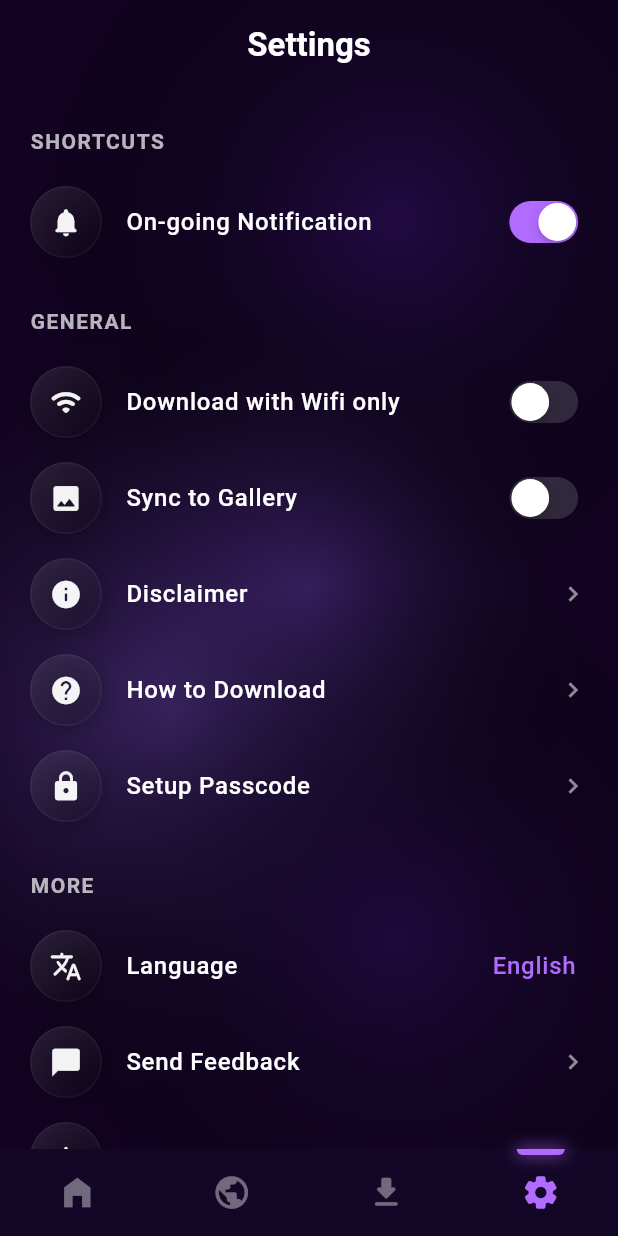
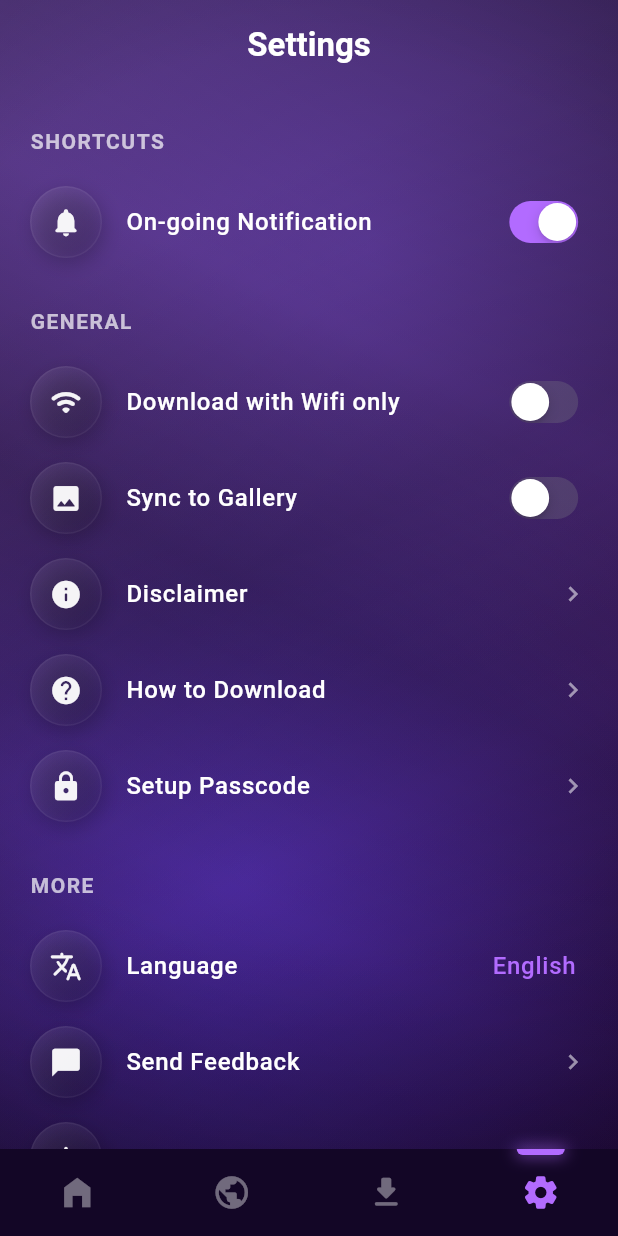
Before and after one commit to archna237/video_player, a Flutter app: the screen it shows after launch, on a phone screen of 412 x 824 dp. Run offline on Flutter 3.47's test engine with Material 3 defaults, Android fonts, the phone set to English and light mode, and no system bars; our stand-ins replace image_picker.

Commit message:
fix background ui

```diff
--- a/lib/core/widgets/app_gradient_background.dart
+++ b/lib/core/widgets/app_gradient_background.dart
@@ -6,92 +6,259 @@ class AppGradientBackground extends StatelessWidget {
 
   final Widget child;
 
-  @override
-  Widget build(BuildContext context) {
-    // 0xFF120322 is a deep, little black/purple base color
-    final size = MediaQuery.of(context).size;
-
+  Widget _buildGlow({
+    required Color color,
+    required double size,
+    double opacity = 1,
+  }) {
     return Container(
-      color: const Color(0xFF120322),
-      child: Stack(
-        children: [
-          // 1. Dark purple/black color starting from RIGHT side (Top Right)
-          Positioned(
-            top: -100,
-            right: -100,
-            child: Container(
-              width: size.width * 1.2,
-              height: size.width * 1.2,
+      width: size,
+      height: size,
       decoration: BoxDecoration(
         shape: BoxShape.circle,
         gradient: RadialGradient(
           colors: [
-                    AppColors.backgroundBottom, // very dark #220b43
+            color.withValues(alpha: opacity),
+            color.withValues(alpha: 0.0),
+          ],
+        ),
+      ),
+    );
+  }
+
+//
+//   @override
+//   Widget build(BuildContext context) {
+//     final size = MediaQuery.of(context).size;
+//
+//     return Container(
+//       color: const Color(0xFF13041F),
+//       child: Stack(
+//         children: [
+//           // Top-right purple bloom
+//           Positioned(
+//             top: -size.width * 0.35,
+//             right: -size.width * 0.38,
+//             child: _buildGlow(
+//               color: const Color(0xFF6E3BFF),
+//               size: size.width * 1.65,
+//               opacity: 0.82,
+//             ),
+//           ),
+//
+//           // Middle-left purple bloom (connects diagonal flow)
+//           Positioned(
+//             top: size.height * 0.28,
+//             left: -size.width * 0.50,
+//             child: _buildGlow(
+//               color: const Color(0xFF4D2ED8),
+//               size: size.width * 1.95,
+//               opacity: 0.80,
+//             ),
+//           ),
+//
+//           // Bottom-right purple bloom
+//           Positioned(
+//             bottom: -size.width * 0.62,
+//             right: -size.width * 0.35,
+//             child: _buildGlow(
+//               color: const Color(0xFF3B24B8),
+//               size: size.width * 2.05,
+//               opacity: 0.9,
+//             ),
+//           ),
+//
+//           // Connector haze so all three parts look connected.
+//           Positioned(
+//             top: size.height * 0.12,
+//             left: -size.width * 0.15,
+//             child: _buildGlow(
+//               color: AppColors.backgroundMid,
+//               size: size.width * 1.7,
+//               opacity: 0.45,
+//             ),
+//           ),
+//           Positioned(
+//             bottom: size.height * 0.02,
+//             left: size.width * 0.12,
+//             child: _buildGlow(
+//               color: AppColors.backgroundMid,
+//               size: size.width * 1.8,
+//               opacity: 0.4,
+//             ),
+//           ),
+//
+//           // Dark diagonal accents: top-right, middle-left, bottom-right.
+//           Positioned(
+//             top: size.height * 0.00,
+//             right: -size.width * 0.10,
+//             child: _buildGlow(
+//               color: const Color(0xFF090610),
+//               size: size.width * 1.30,
+//               opacity: 0.55,
+//             ),
+//           ),
+//           Positioned(
+//             top: size.height * 0.32,
+//             left: -size.width * 0.12,
+//             child: _buildGlow(
+//               color: const Color(0xFF07050E),
+//               size: size.width * 1.15,
+//               opacity: 0.58,
+//             ),
+//           ),
+//           Positioned(
+//             bottom: -size.height * 0.03,
+//             right: -size.width * 0.02,
+//             child: _buildGlow(
+//               color: const Color(0xFF06040A),
+//               size: size.width * 1.22,
+//               opacity: 0.62,
+//             ),
+//           ),
+//
+//           // Soft edge vignette for contrast.
+//           Positioned.fill(
+//             child: DecoratedBox(
+//               decoration: BoxDecoration(
+//                 gradient: RadialGradient(
+//                   center: const Alignment(0, -0.2),
+//                   radius: 1.22,
+//                   colors: [
+//                     Colors.transparent,
+//                     const Color(0x22000000),
+//                     const Color(0x55000000),
+//                   ],
+//                   stops: const [0.55, 0.82, 1.0],
+//                 ),
+//               ),
+//             ),
+//           ),
+//
+//           child,
+//         ],
+//       ),
+//     );
+//   }
+// }
+//
+  @override
+  Widget build(BuildContext context) {
+    final size = MediaQuery
+        .of(context)
+        .size;
+
+    return Container(
+      decoration: const BoxDecoration(
+        gradient: LinearGradient(
+          colors: [
+            Color(0xFF5B3C8A),
+            Color(0xFF2A0A4A),
+          ],
+          begin: Alignment.topLeft,
+          end: Alignment.bottomRight,
+        ),
+      ),
+      child: Stack(
+        children: [
+
+          // TOP GLOW
+          Positioned(
+            top: -size.width * 0.3,
+            right: -size.width * 0.3,
+            child: _buildGlow(
+              color: const Color(0xFF8B5CF6),
+              size: size.width * 1.4,
+              opacity: 0.30,
+            ),
+          ),
+
+          // LEFT GLOW
+          Positioned(
+            top: size.height * 0.3,
+            left: -size.width * 0.4,
+            child: _buildGlow(
+              color: const Color(0xFF6D4AFF),
+              size: size.width * 1.6,
+              opacity: 0.28,
+            ),
+          ),
+
+          // BOTTOM GLOW
+          Positioned(
+            bottom: -size.width * 0.5,
+            right: -size.width * 0.2,
+            child: _buildGlow(
+              color: const Color(0xFF4C2ED8),
+              size: size.width * 1.7,
+              opacity: 0.25,
+            ),
+          ),
+
+          // ZIGZAG LAYER 1
+          Positioned.fill(
+            child: IgnorePointer(
+              child: Container(
+                decoration: BoxDecoration(
+                  gradient: LinearGradient(
+                    begin: Alignment.topRight,
+                    end: Alignment.bottomLeft,
+                    colors: [
+                      Colors.black.withOpacity(0.25),
                       Colors.transparent,
+                      Colors.black.withOpacity(0.18),
+                      Colors.transparent,
+                      Colors.black.withOpacity(0.22),
                     ],
+                    stops: [0.0, 0.3, 0.5, 0.7, 1.0],
+                  ),
                 ),
               ),
             ),
           ),
 
-          // 2. Then goes LEFT (Lighter purple blobs blooming from the left side)
-          Positioned(
-            top: size.height * 0.25,
-            left: -150,
+          // ZIGZAG LAYER 2
+          Positioned.fill(
+            child: IgnorePointer(
               child: Container(
-              width: size.width * 1.3,
-              height: size.width * 1.3,
                 decoration: BoxDecoration(
-                shape: BoxShape.circle,
-                gradient: RadialGradient(
+                  gradient: LinearGradient(
+                    begin: Alignment.topLeft,
+                    end: Alignment.bottomRight,
                     colors: [
-                    AppColors.backgroundTop.withValues(alpha: 0.6), // bright #6446a6
                       Colors.transparent,
+                      Colors.black.withOpacity(0.15),
+                      Colors.transparent,
+                      Colors.black.withOpacity(0.18),
                     ],
+                    stops: [0.2, 0.45, 0.65, 0.9],
+                  ),
                 ),
               ),
             ),
           ),
 
-          // 3. Middle purple binding them together
-          Positioned(
-            top: size.height * 0.1,
-            left: 0,
-            right: 0,
-            child: Container(
-              height: size.width * 1.5,
+          // VIGNETTE
+          Positioned.fill(
+            child: IgnorePointer(
+              child: DecoratedBox(
                 decoration: BoxDecoration(
-                shape: BoxShape.circle,
                   gradient: RadialGradient(
+                    center: Alignment(0, -0.2),
+                    radius: 1.2,
                     colors: [
-                    AppColors.backgroundMid.withValues(alpha: 0.5), // mid #4c2e86
                       Colors.transparent,
+                      Color(0x22000000),
+                      Color(0x44000000),
                     ],
+                    stops: [0.6, 0.85, 1.0],
+                  ),
                 ),
               ),
             ),
           ),
 
-          // 4. Then goes RIGHT again (Dark purple returning at the bottom right)
-          Positioned(
-            bottom: -50,
-            right: -100,
-            child: Container(
-              width: size.width * 1.2,
-              height: size.width * 1.2,
-              decoration: BoxDecoration(
-                shape: BoxShape.circle,
-                gradient: RadialGradient(
-                  colors: [
-                    AppColors.backgroundBottom.withValues(alpha: 0.8), // dark #220b43 again
-                    Colors.transparent,
-                  ],
-                ),
-              ),
-            ),
-          ),
-
-          // App Content
+          // YOUR UI
           child,
         ],
       ),
```
Lines whose indentation alone changed are shown as unchanged.
